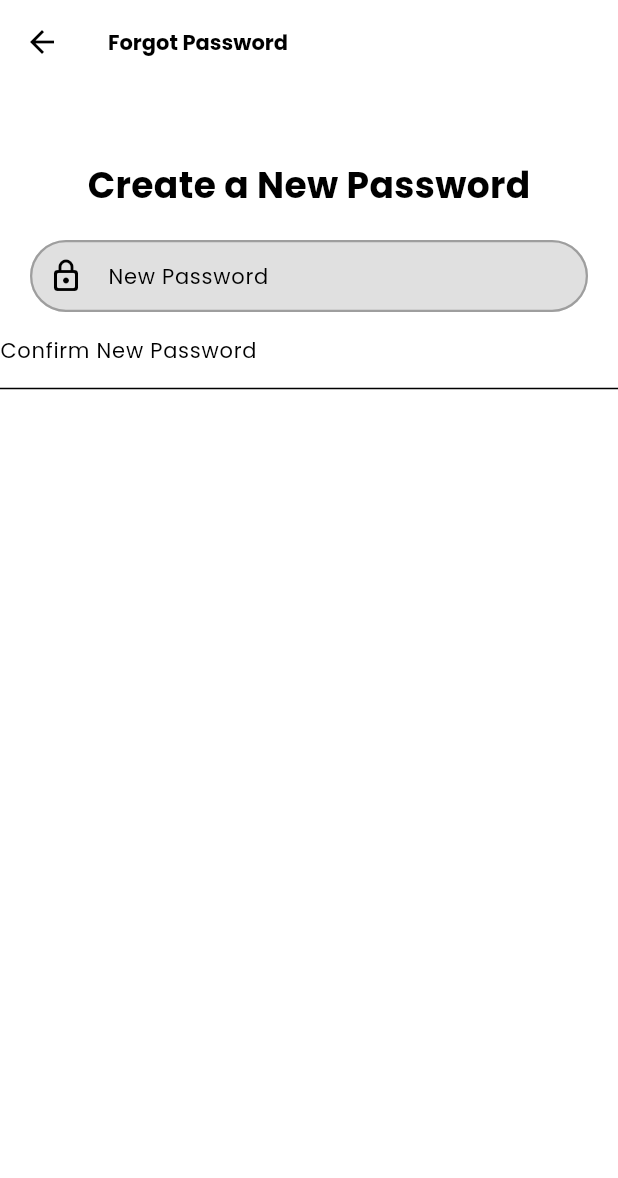
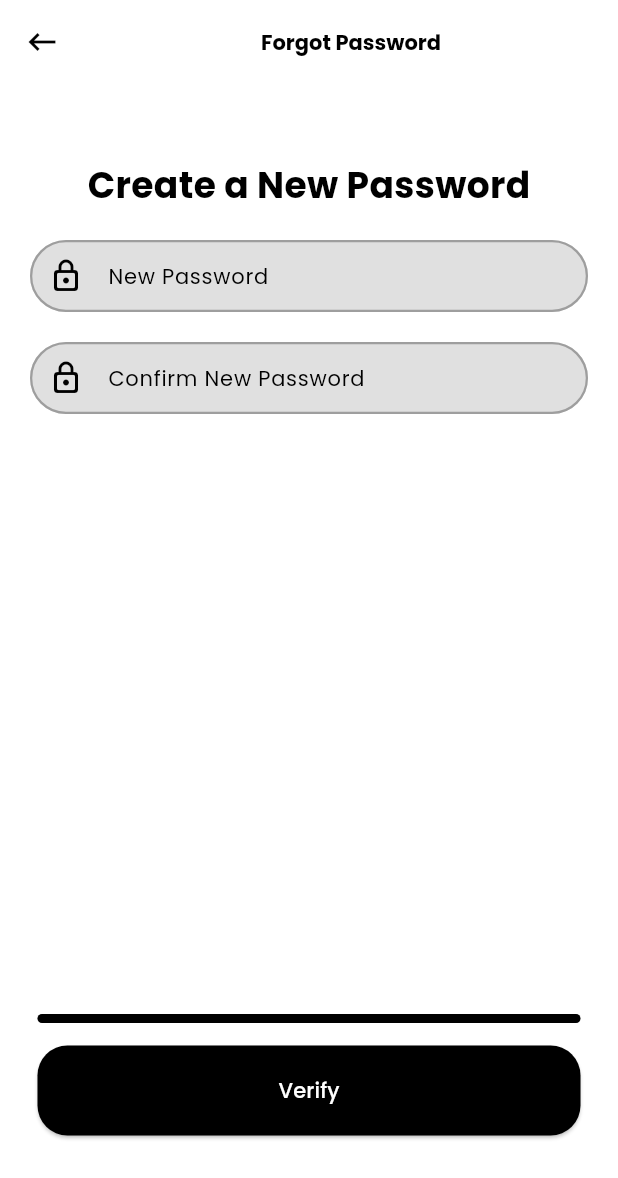
Before and after one commit to jamzjoe/instrabaho_app, a Flutter app: the NewPasswordScreen screen opened by its route, on a phone screen of 412 x 824 dp. Shown: the top 1178 px of the screen. Run offline on Flutter 3.47's test engine with Material 3 defaults, Android fonts, the phone set to English and light mode, and no system bars; our stand-ins replace bloc, equatable, flutter_bloc, flutter_svg, gap, go_router and 2 more.

Commit message:
Added new_password page and dialog box

```diff
--- a/lib/presentation/forgot_password/forgot_password_screen.dart
+++ b/lib/presentation/forgot_password/forgot_password_screen.dart
@@ -31,6 +31,7 @@ class _ForgotPasswordScreenState extends State<ForgotPasswordScreen> {
                 style: TextStyle(fontSize: 25, color: Colors.black, fontWeight: FontWeight.bold),
               ),
             ),
+
             Padding(
               padding: EdgeInsets.symmetric(
                 vertical: screenHeight * 0.01,
@@ -43,6 +44,7 @@ class _ForgotPasswordScreenState extends State<ForgotPasswordScreen> {
                 fit: BoxFit.contain,
               ),
             ),
+
             const Padding(
               padding: EdgeInsets.symmetric(
                 horizontal: 24.0,
@@ -126,6 +128,7 @@ class _ForgotPasswordScreenState extends State<ForgotPasswordScreen> {
                             Icons.email_rounded,
                             color: _selectedOption == 'email' ? Colors.blueAccent : Colors.black,
                           ),
+
                           const SizedBox(width: 16),
                           Expanded(
                             child: Column(
--- a/lib/presentation/forgot_password/new_password.dart
+++ b/lib/presentation/forgot_password/new_password.dart
@@ -3,11 +3,56 @@ import 'package:flutter/material.dart';
 class NewPasswordScreen extends StatelessWidget {
   const NewPasswordScreen({super.key});
 
+  Future<void> _dialogBuilder(BuildContext context) {
+    return showDialog<void>(
+      context: context,
+      builder: (BuildContext context) {
+        return AlertDialog(
+            content: SizedBox(
+              width: 100,
+              height: 200,
+              child: Column(
+                mainAxisAlignment: MainAxisAlignment.center,
+                children: [
+                  Image.asset(
+                    'assets/images/forgot_password_img.jpg',
+                  ),
+                  const SizedBox(height: 16),
+                  const Text(
+                    'Congratulations !',
+                    style: TextStyle(
+                        fontSize: 20,
+                        color: Colors.black,
+                        fontWeight: FontWeight.bold),
+                  ),
+                  const Column(
+                    children: [
+                      Text(
+                        'Password Reset successful\n'
+                        'You\'ll be redirected to\n'
+                        'the login screen now \n',
+                        style: TextStyle(
+                            fontSize: 12,
+                            color: Colors.black,
+                            fontWeight: FontWeight.bold),
+                        textAlign: TextAlign.center,
+                    ),
+                ],
+              ),
+            ],
+          ),
+        ));
+      },
+    );
+  }
+
   @override
   Widget build(BuildContext context) {
     return Scaffold(
         appBar: AppBar(
-        title: const Text(
+          leading: const Icon(Icons.keyboard_backspace_outlined),
+          title: const Center(
+            child: Text(
               'Forgot Password',
               style: TextStyle(
                 fontSize: 14,
@@ -16,34 +61,49 @@ class NewPasswordScreen extends StatelessWidget {
               ),
             ),
           ),
+        ),
         body: ListView(
           children: [
             const SizedBox(height: 50),
             const Center(
-            child: Text("Create a New Password",
-            style: TextStyle(fontSize: 24, color: Colors.black, fontWeight: FontWeight.bold),),
+              child: Text(
+                "Create a New Password",
+                style: TextStyle(
+                    fontSize: 24,
+                    color: Colors.black,
+                    fontWeight: FontWeight.bold),
+              ),
             ),
             const SizedBox(height: 20),
             Padding(
-            padding: const EdgeInsets.only(left:20.0, right:20.0,),
+              padding: const EdgeInsets.only(
+                left: 20.0,
+                right: 20.0,
+              ),
               child: TextFormField(
                 obscureText: true,
                 decoration: const InputDecoration(
                   labelText: 'New Password',
-                  labelStyle: TextStyle(color: Colors.black), // Default label color
+                  labelStyle:
+                      TextStyle(color: Colors.black), // Default label color
                   border: OutlineInputBorder(
                     borderRadius: BorderRadius.all(Radius.circular(30)),
-                    borderSide: BorderSide(color: Colors.grey), // Default border color
+                    borderSide:
+                        BorderSide(color: Colors.grey), // Default border color
                   ),
 
                   enabledBorder: OutlineInputBorder(
                     borderRadius: BorderRadius.all(Radius.circular(30)),
-                    borderSide: BorderSide(color: Colors.grey, width: 1.5), // Default border color when enabled
+                    borderSide: BorderSide(
+                        color: Colors.grey,
+                        width: 1.5), // Default border color when enabled
                   ),
 
                   focusedBorder: OutlineInputBorder(
                     borderRadius: BorderRadius.all(Radius.circular(30)),
-                    borderSide: BorderSide(color: Colors.blue, width: 2.0), // Border color when focused
+                    borderSide: BorderSide(
+                        color: Colors.blue,
+                        width: 2.0), // Border color when focused
                   ),
 
                   prefixIcon: Icon(Icons.lock_outline_rounded),
@@ -53,19 +113,77 @@ class NewPasswordScreen extends StatelessWidget {
                 ),
               ),
             ),
-
-          TextFormField(
+            const SizedBox(height: 20), // Space before the progress bar
+            Padding(
+              padding: const EdgeInsets.only(
+                left: 20.0,
+                right: 20.0,
+              ),
+              child: TextFormField(
                 obscureText: true,
-            //leading: Icon(Icons.lock_person_outlined),
                 decoration: const InputDecoration(
                   labelText: 'Confirm New Password',
+                  labelStyle:
+                      TextStyle(color: Colors.black), // Default label color
+                  border: OutlineInputBorder(
+                    borderRadius: BorderRadius.all(Radius.circular(30)),
+                    borderSide:
+                        BorderSide(color: Colors.grey), // Default border color
+                  ),
+
+                  enabledBorder: OutlineInputBorder(
+                    borderRadius: BorderRadius.all(Radius.circular(30)),
+                    borderSide: BorderSide(
+                        color: Colors.grey,
+                        width: 1.5), // Default border color when enabled
+                  ),
+
+                  focusedBorder: OutlineInputBorder(
+                    borderRadius: BorderRadius.all(Radius.circular(30)),
+                    borderSide: BorderSide(
+                        color: Colors.blue,
+                        width: 2.0), // Border color when focused
+                  ),
+
+                  prefixIcon: Icon(Icons.lock_outline_rounded),
+                  fillColor: Colors.black12,
+                  filled: true,
+                  contentPadding: EdgeInsets.only(left: 20.0),
+                ),
+              ),
+            ),
+            const SizedBox(height: 400), // Space before the progress bar
+            Padding(
+              padding: const EdgeInsets.symmetric(horizontal: 25.0),
+              child: Column(
+                crossAxisAlignment: CrossAxisAlignment.stretch,
+                children: [
+                  LinearProgressIndicator(
+                    value: 1,
+                    backgroundColor: Colors.grey[300],
+                    color: Colors.black,
+                    minHeight: 6, // Set height of the progress bar
+                    borderRadius: BorderRadius.circular(10),
+                  ),
+
+                  const SizedBox(
+                      height: 15), // Space between progress bar and the button
+                  ElevatedButton(
+                    style: ElevatedButton.styleFrom(
+                      backgroundColor: Colors.black,
+                      padding: const EdgeInsets.symmetric(vertical: 20),
+                      shape: RoundedRectangleBorder(
+                        borderRadius: BorderRadius.circular(20),
+                      ),
+                    ),
+                    onPressed: () => _dialogBuilder(context),
+                    child: const Text('Verify',
+                        style: TextStyle(fontSize: 14, color: Colors.white)),
+                  )
+                ],
               ),
             ),
           ],
-
-      )
-
-
-    );
+        ));
   }
 }
```
Also changed, not shown: lib/presentation/forgot_password/forgot_password_verification.dart (+8 -3 lines). Lines whose indentation alone changed are shown as unchanged.
